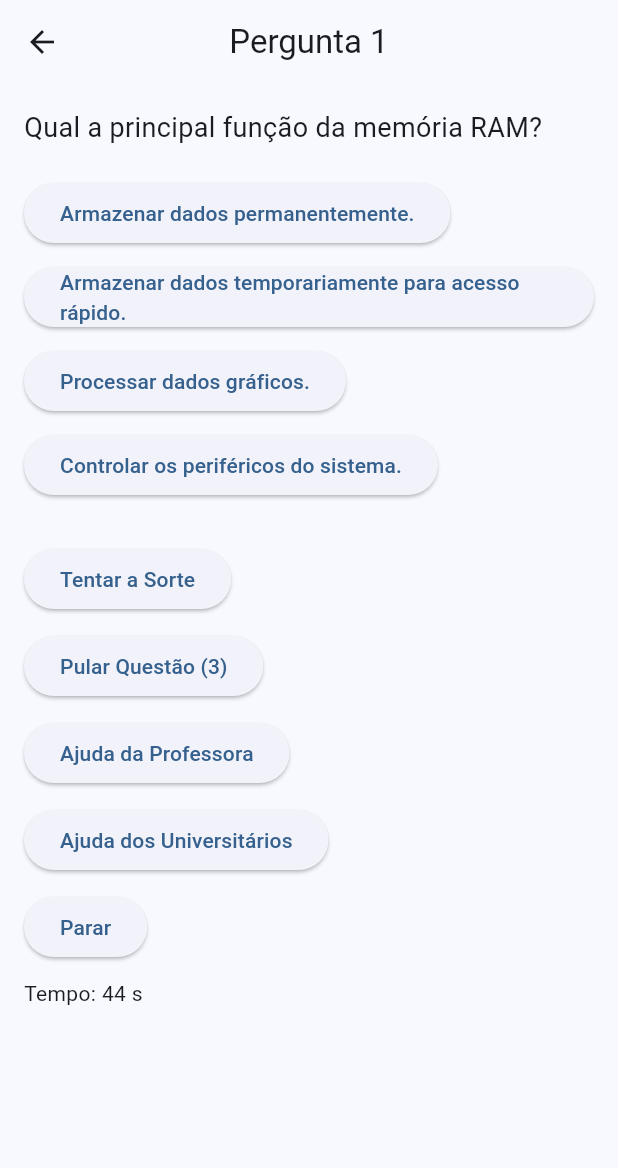
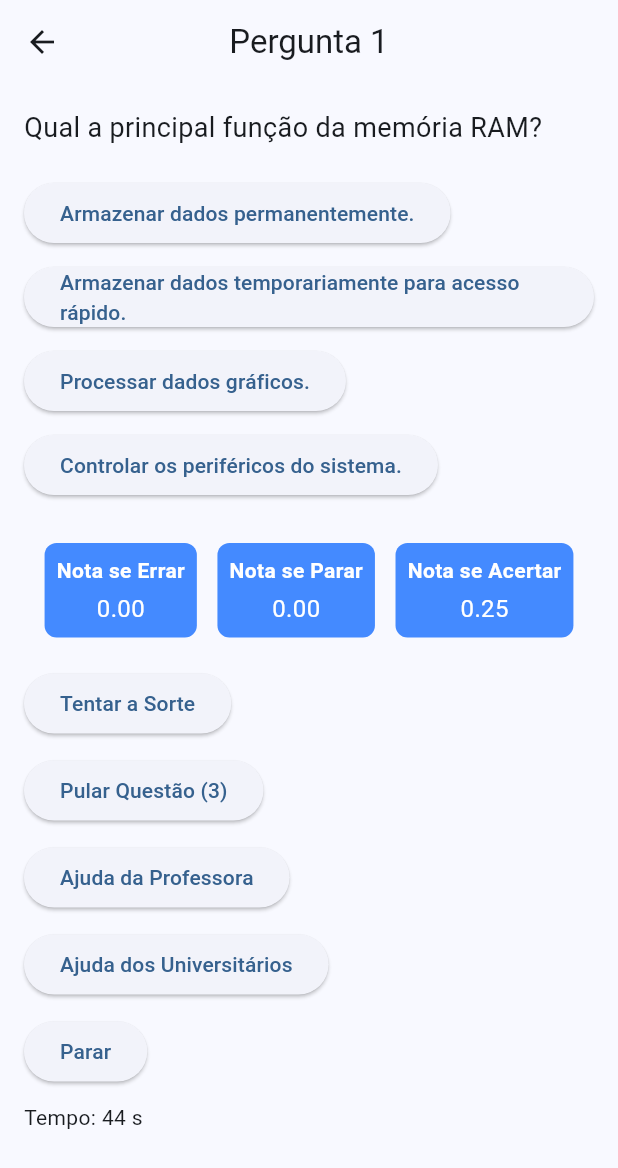
Before and after one commit to gabrielamds/AOCApp, a Flutter app: the TelaPerguntas screen opened directly, on a phone screen of 412 x 824 dp. Shown: the top 1168 px of the screen. Run offline on Flutter 3.47's test engine with Material 3 defaults, Android fonts, the phone set to English and light mode, and no system bars.

Commit message:
AOCApp_Indicadores da partida

```diff
--- a/lib/main.dart
+++ b/lib/main.dart
@@ -384,6 +384,9 @@ class _TelaPerguntasState extends State<TelaPerguntas> {
       );
     }
   } else {
+    setState(() {
+      nota /= 2; // Divide the score by two when the player loses
+    });
     respostasCorretas.add(false);
     if (nota >= 6) {
       _mostrarDialogo(
@@ -706,6 +709,10 @@ void _mostrarTelaFinal(BuildContext context, String mensagem) {
   @override
   Widget build(BuildContext context) {
     final pergunta = perguntas[perguntaAtual];
+    double notaSeErrar = (nota / 2).clamp(0, 10);
+    double notaSeParar = nota;
+    double notaSeAcertar = ((10 * (pontos + (perguntaAtual < 5 ? 1 : perguntaAtual < 10 ? 2 : perguntaAtual < 15 ? 4 : 5)) / 40)).clamp(0, 10);
+
     return Scaffold(
       appBar: AppBar(
         title: Text('Pergunta ${perguntaAtual + 1}'),
@@ -731,6 +738,16 @@ void _mostrarTelaFinal(BuildContext context, String mensagem) {
                 ),
               );
             }),
+            const SizedBox(height: 20),
+            // Exibe os indicadores de nota
+            Row(
+              mainAxisAlignment: MainAxisAlignment.spaceEvenly,
+              children: [
+                _buildNotaIndicator('Nota se Errar', notaSeErrar),
+                _buildNotaIndicator('Nota se Parar', notaSeParar),
+                _buildNotaIndicator('Nota se Acertar', notaSeAcertar),
+              ],
+            ),
             const SizedBox(height: 20),
             // Exibe os botões abaixo das alternativas
             Column(
@@ -769,4 +786,33 @@ void _mostrarTelaFinal(BuildContext context, String mensagem) {
       ),
     );
   }
+
+  Widget _buildNotaIndicator(String label, double nota) {
+    return Container(
+      padding: const EdgeInsets.all(8.0),
+      decoration: BoxDecoration(
+        color: Colors.blueAccent,
+        borderRadius: BorderRadius.circular(8.0),
+      ),
+      child: Column(
+        children: [
+          Text(
+            label,
+            style: const TextStyle(
+              color: Colors.white,
+              fontWeight: FontWeight.bold,
+            ),
+          ),
+          const SizedBox(height: 4),
+          Text(
+            nota.toStringAsFixed(2),
+            style: const TextStyle(
+              color: Colors.white,
+              fontSize: 16,
+            ),
+          ),
+        ],
+      ),
+    );
   }
+}
```
Lines whose indentation alone changed are shown as unchanged.
